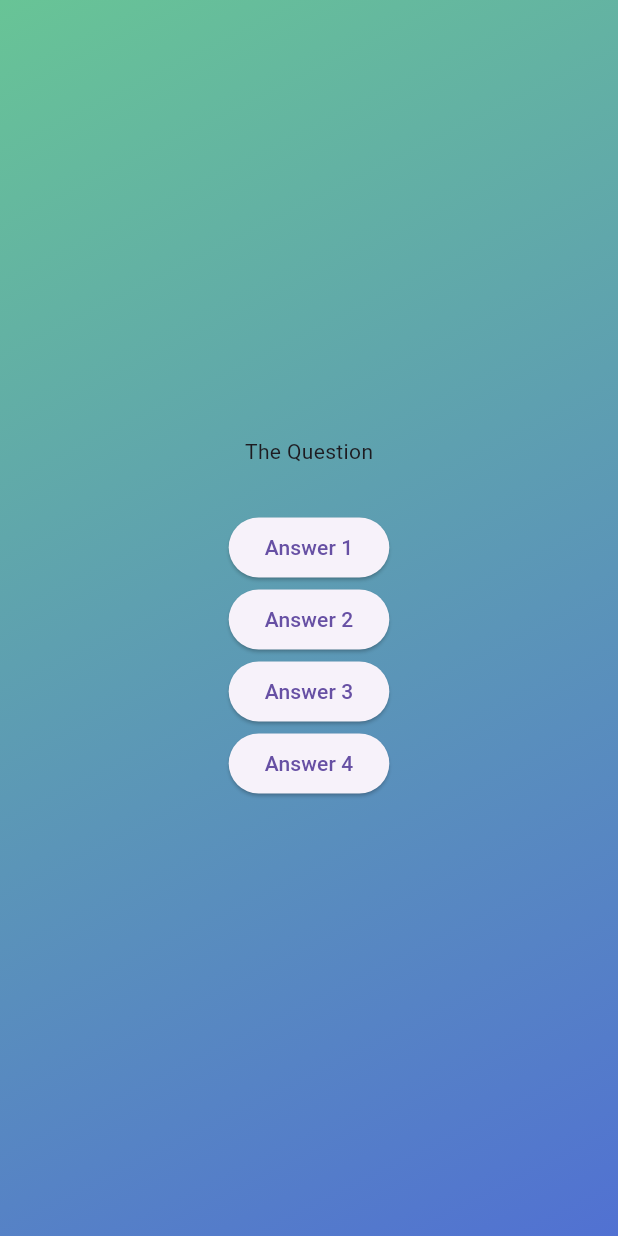
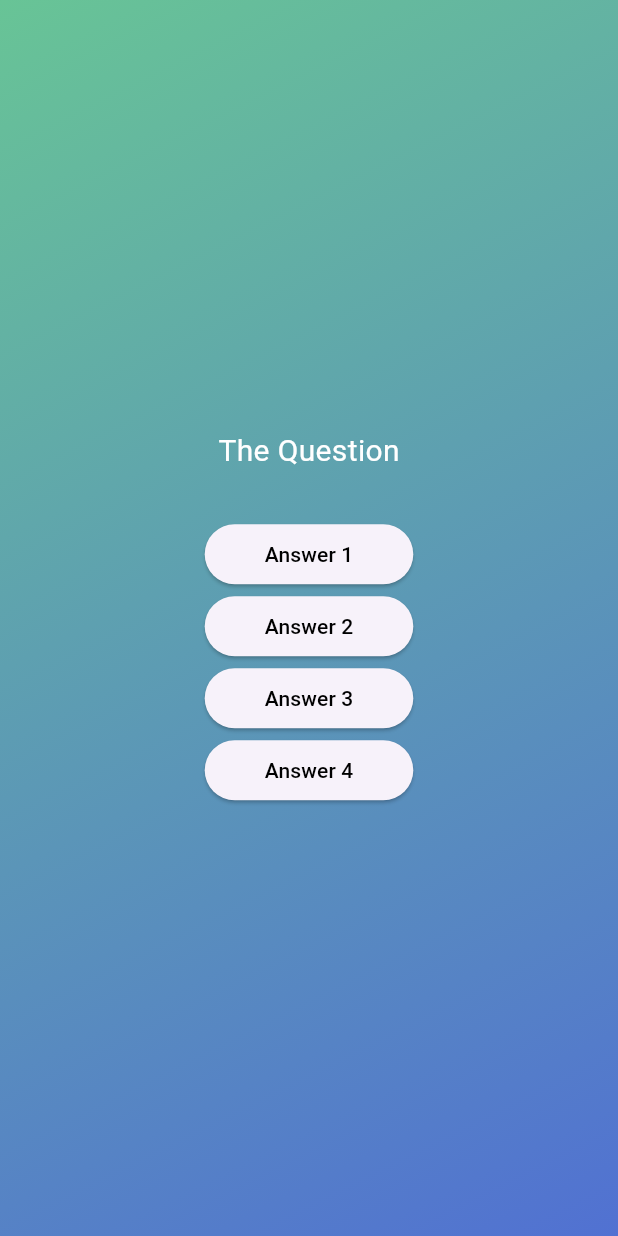
Before and after one commit to abrower10612/flutter-quiz, a Flutter app: the screen it shows after launch, after a tap on "Start Quiz", on a phone screen of 412 x 824 dp. Run offline on Flutter 3.47's test engine with Material 3 defaults, Android fonts, the phone set to English and light mode, and no system bars.

Commit message:
add answer button custom widget

```diff
--- /dev/null
+++ b/lib/answer_button.dart
@@ -0,0 +1,35 @@
+import 'package:flutter/material.dart';
+import 'package:flutter/widgets.dart';
+
+class AnswerButton extends StatelessWidget {
+  const AnswerButton({
+    super.key,
+    required this.answerText,
+    required this.onPressed,
+  });
+
+  final String answerText;
+  final void Function() onPressed;
+
+  @override
+  Widget build(BuildContext context) {
+    return ElevatedButton(
+      onPressed: onPressed,
+      style: ElevatedButton.styleFrom(
+        padding: const EdgeInsets.symmetric(
+          vertical: 10,
+          horizontal: 40,
+        ),
+        shape: RoundedRectangleBorder(
+          borderRadius: BorderRadius.circular(40),
+        ),
+      ),
+      child: Text(
+        answerText,
+        style: const TextStyle(
+          color: Colors.black,
+        ),
+      ),
+    );
+  }
+}
--- a/lib/questions_screen.dart
+++ b/lib/questions_screen.dart
@@ -1,4 +1,5 @@
 import 'package:flutter/material.dart';
+import 'package:flutter_advanced_basics/answer_button.dart';
 
 class QuestionsScreen extends StatefulWidget {
   const QuestionsScreen({super.key});
@@ -17,23 +18,29 @@ class _QuestionsScreenState extends State<QuestionsScreen> {
       child: Column(
         mainAxisAlignment: MainAxisAlignment.center,
         children: [
-          const Text('The Question'),
+          const Text(
+            'The Question',
+            style: TextStyle(
+              color: Colors.white,
+              fontSize: 20,
+            ),
+          ),
           const SizedBox(height: 30),
-          ElevatedButton(
+          AnswerButton(
+            answerText: 'Answer 1',
             onPressed: () {},
-            child: const Text('Answer 1'),
           ),
-          ElevatedButton(
+          AnswerButton(
+            answerText: 'Answer 2',
             onPressed: () {},
-            child: const Text('Answer 2'),
           ),
-          ElevatedButton(
+          AnswerButton(
+            answerText: 'Answer 3',
             onPressed: () {},
-            child: const Text('Answer 3'),
           ),
-          ElevatedButton(
+          AnswerButton(
+            answerText: 'Answer 4',
             onPressed: () {},
-            child: const Text('Answer 4'),
           ),
         ],
       ),
```
